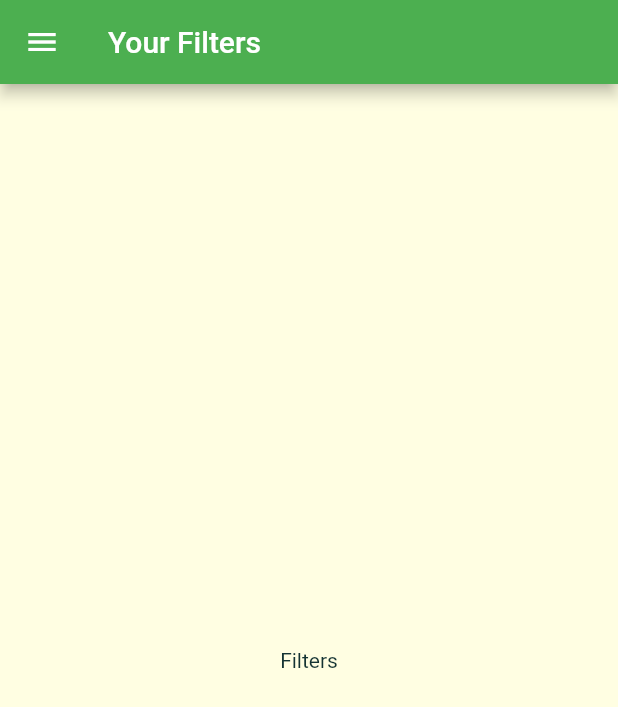
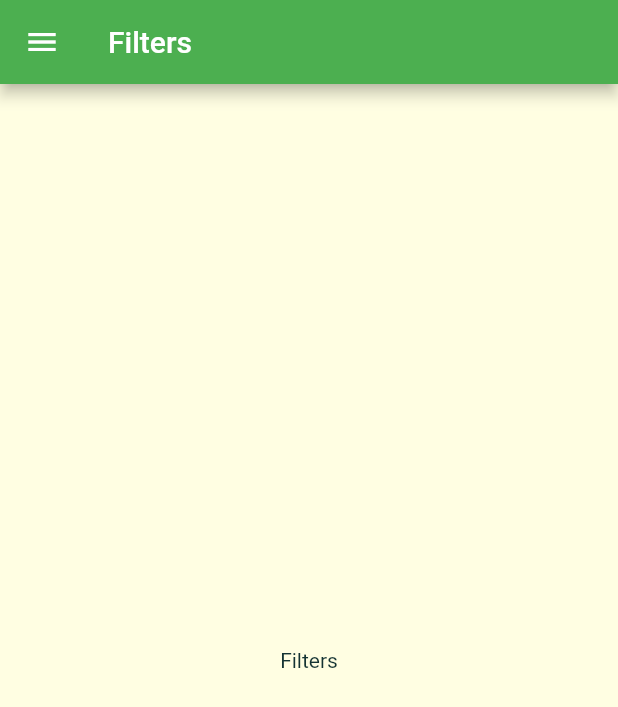
Before and after one commit to pradiprajbhandari1/MealApp, a Flutter app: the FiltersScreen screen opened by its route, on a phone screen of 412 x 824 dp. Shown: the top 707 px of the screen. Run offline on Flutter 3.47's test engine with Material 2 defaults, Android fonts, the phone set to English and light mode, and no system bars.

Commit message:
Filter Title changed

```diff
--- a/lib/filters_screen.dart
+++ b/lib/filters_screen.dart
@@ -12,7 +12,7 @@ static const routeName ='/filters';
   @override
   Widget build(BuildContext context) {
     return Scaffold(
-      appBar: AppBar(title: const Text('Your Filters'),
+      appBar: AppBar(title: const Text('Filters'),
       ),
       drawer: const MainDrawer(),
       body: const Center(
```
